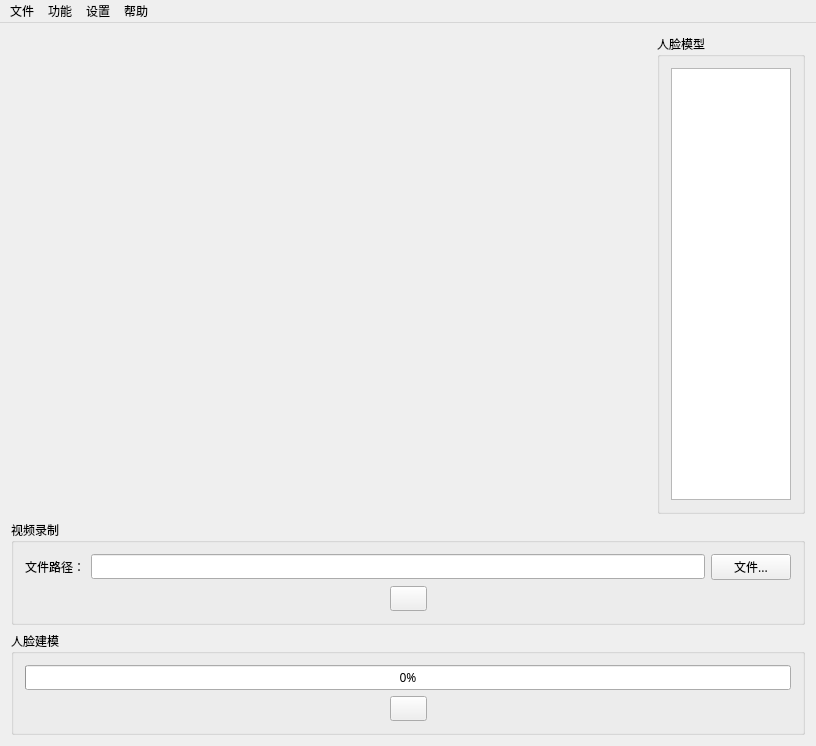
Before: the Qt Designer form QTFaceDetection/mainwindow.ui in bullud/FaceDetect-2, drawn with Qt 5.
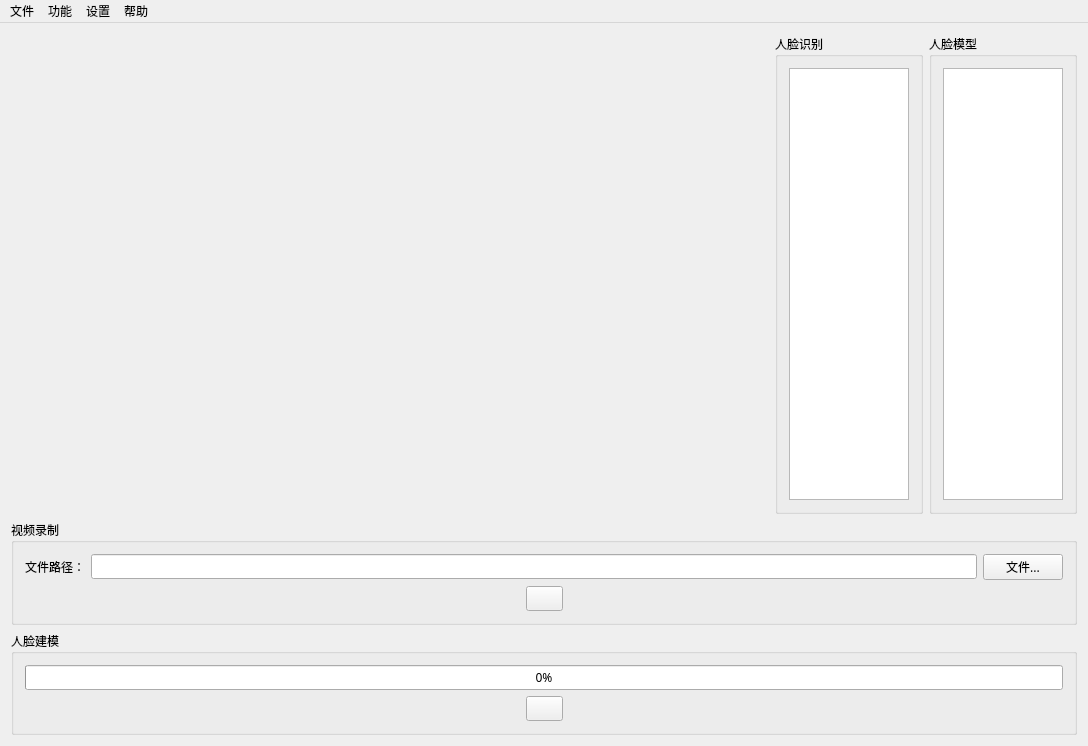
After: the same form once the commit is applied.

Commit message: Add feature of manually creating face template

The edit to the form file:
```diff
--- a/QTFaceDetection/mainwindow.ui
+++ b/QTFaceDetection/mainwindow.ui
@@ -6,7 +6,7 @@
    <rect>
     <x>0</x>
     <y>0</y>
-    <width>806</width>
+    <width>1088</width>
     <height>725</height>
    </rect>
   </property>
@@ -38,7 +38,7 @@
    </property>
    <layout class="QVBoxLayout" name="verticalLayout_2">
     <item>
-     <layout class="QHBoxLayout" name="horizontalLayout">
+     <layout class="QHBoxLayout" name="horizontalLayout_8">
       <item>
        <widget class="QLabel" name="canvas">
         <property name="sizePolicy">
@@ -65,7 +65,7 @@
        </widget>
       </item>
       <item>
-       <widget class="QGroupBox" name="groupBoxFaceTempalte">
+       <widget class="QGroupBox" name="groupBoxFace">
         <property name="sizePolicy">
          <sizepolicy hsizetype="Fixed" vsizetype="Expanding">
           <horstretch>0</horstretch>
@@ -73,7 +73,7 @@
          </sizepolicy>
         </property>
         <property name="title">
-         <string>人脸模型</string>
+         <string>人脸识别</string>
         </property>
         <layout class="QHBoxLayout" name="horizontalLayout_4">
          <item>
@@ -107,6 +107,49 @@
         </layout>
        </widget>
       </item>
+      <item>
+       <widget class="QGroupBox" name="groupBoxTemplate">
+        <property name="sizePolicy">
+         <sizepolicy hsizetype="Fixed" vsizetype="Preferred">
+          <horstretch>0</horstretch>
+          <verstretch>0</verstretch>
+         </sizepolicy>
+        </property>
+        <property name="title">
+         <string>人脸模型</string>
+        </property>
+        <layout class="QHBoxLayout" name="horizontalLayout">
+         <item>
+          <widget class="QListWidget" name="listWidgetTemplateFace">
+           <property name="sizePolicy">
+            <sizepolicy hsizetype="Fixed" vsizetype="Expanding">
+             <horstretch>0</horstretch>
+             <verstretch>0</verstretch>
+            </sizepolicy>
+           </property>
+           <property name="minimumSize">
+            <size>
+             <width>120</width>
+             <height>0</height>
+            </size>
+           </property>
+           <property name="maximumSize">
+            <size>
+             <width>120</width>
+             <height>16777215</height>
+            </size>
+           </property>
+           <property name="iconSize">
+            <size>
+             <width>100</width>
+             <height>100</height>
+            </size>
+           </property>
+          </widget>
+         </item>
+        </layout>
+       </widget>
+      </item>
      </layout>
     </item>
     <item>
@@ -268,7 +311,7 @@
     <rect>
      <x>0</x>
      <y>0</y>
-     <width>806</width>
+     <width>1088</width>
      <height>23</height>
     </rect>
    </property>
```
The commit also changes 3 other files.
